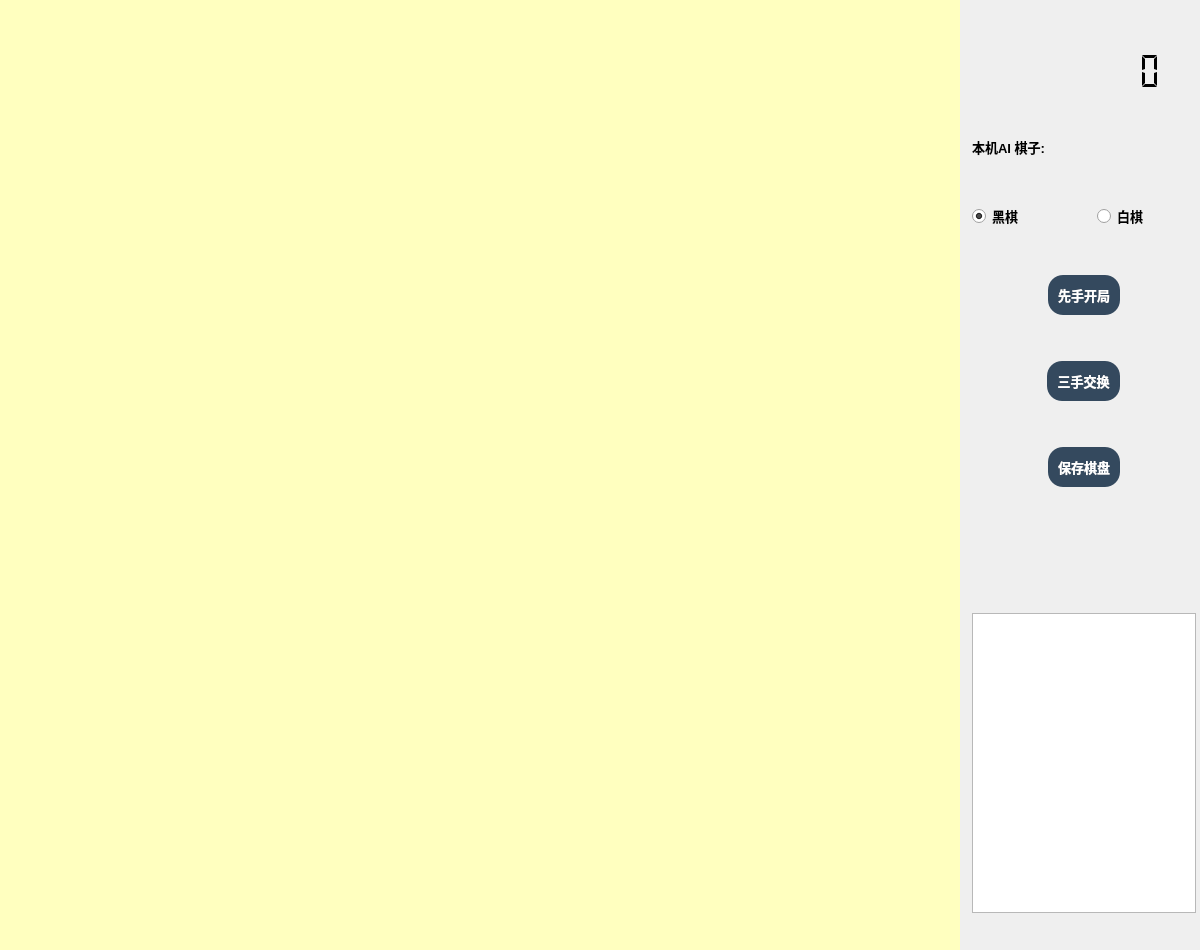
First picture: the form in Board/resource/board.ui, repository Malloc-Luo/GobangGame, before the edit.
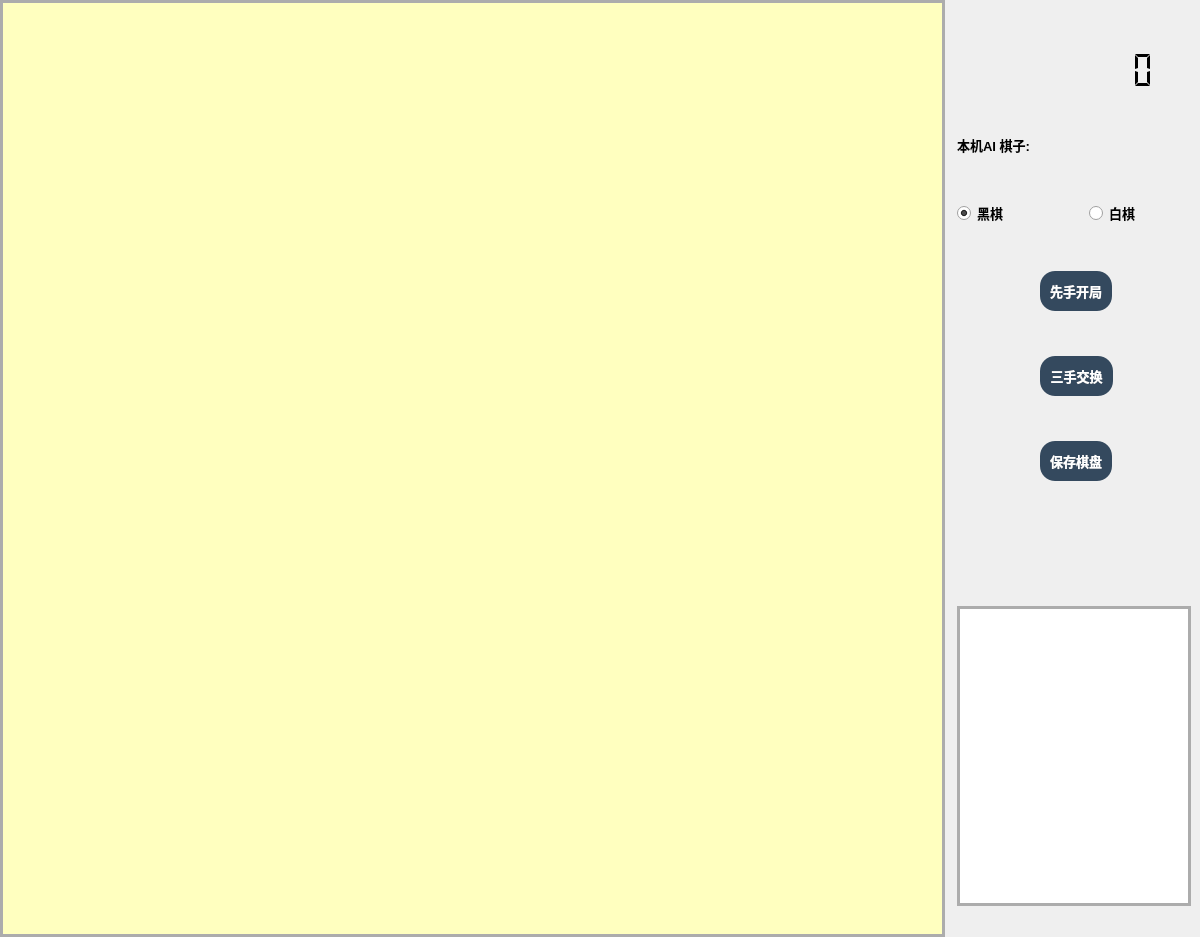
Second picture: the form after the edit. Icons and pictures are not drawn.

Commit message: 细节部分修改

Patch:
```diff
--- a/Board/resource/board.ui
+++ b/Board/resource/board.ui
@@ -7,19 +7,25 @@
     <x>0</x>
     <y>0</y>
     <width>1200</width>
-    <height>950</height>
+    <height>937</height>
    </rect>
   </property>
+  <property name="sizePolicy">
+   <sizepolicy hsizetype="Preferred" vsizetype="Preferred">
+    <horstretch>0</horstretch>
+    <verstretch>0</verstretch>
+   </sizepolicy>
+  </property>
   <property name="minimumSize">
    <size>
     <width>1200</width>
-    <height>950</height>
+    <height>937</height>
    </size>
   </property>
   <property name="maximumSize">
    <size>
     <width>1200</width>
-    <height>950</height>
+    <height>937</height>
    </size>
   </property>
   <property name="windowTitle">
@@ -55,8 +61,8 @@
      </property>
      <property name="minimumSize">
       <size>
-       <width>960</width>
-       <height>960</height>
+       <width>945</width>
+       <height>937</height>
       </size>
      </property>
      <property name="cursor">
@@ -65,6 +71,7 @@
      <property name="styleSheet">
       <string notr="true">QWidget {
 	background: rgb(255, 255, 191);
+	border: 3px solid rgb(172, 172, 172);
 }</string>
      </property>
      <layout class="QVBoxLayout" name="verticalLayout"/>
@@ -97,6 +104,9 @@
       <property name="rightMargin">
        <number>2</number>
       </property>
+      <property name="bottomMargin">
+       <number>5</number>
+      </property>
       <item>
        <widget class="QLCDNumber" name="lcd_timer">
         <property name="sizePolicy">
@@ -386,6 +396,9 @@
       </item>
       <item>
        <layout class="QVBoxLayout" name="verticalLayout_3">
+        <property name="rightMargin">
+         <number>5</number>
+        </property>
         <item>
          <widget class="QTextBrowser" name="tb_logs">
           <property name="sizePolicy">
@@ -405,6 +418,11 @@
             <family>Microsoft YaHei UI</family>
            </font>
           </property>
+          <property name="styleSheet">
+           <string notr="true">QTextBrowser {
+	border: 3px solid rgb(172, 172, 172);
+}</string>
+          </property>
          </widget>
         </item>
        </layout>
```
The commit also changes 2 other files.
